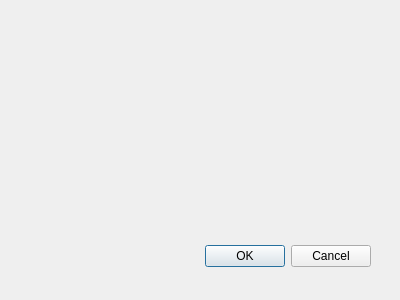
Qt form dialog.ui (ManInBlack35/PictureScale) before a commit.
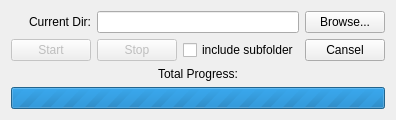
The same form after that commit.

The edit to the form file:
```diff
--- a/dialog.ui
+++ b/dialog.ui
@@ -8,29 +8,96 @@
    <rect>
     <x>0</x>
     <y>0</y>
-    <width>400</width>
-    <height>300</height>
+    <width>390</width>
+    <height>118</height>
    </rect>
   </property>
   <property name="windowTitle">
    <string>Dialog</string>
   </property>
-  <widget class="QDialogButtonBox" name="buttonBox">
-   <property name="geometry">
-    <rect>
-     <x>30</x>
-     <y>240</y>
-     <width>341</width>
-     <height>32</height>
-    </rect>
-   </property>
-   <property name="orientation">
-    <enum>Qt::Horizontal</enum>
-   </property>
-   <property name="standardButtons">
-    <set>QDialogButtonBox::Cancel|QDialogButtonBox::Ok</set>
-   </property>
-  </widget>
+  <layout class="QGridLayout" name="gridLayout_2">
+   <item row="2" column="0">
+    <widget class="QProgressBar" name="progressBar">
+     <property name="maximum">
+      <number>0</number>
+     </property>
+     <property name="value">
+      <number>0</number>
+     </property>
+     <property name="alignment">
+      <set>Qt::AlignCenter</set>
+     </property>
+    </widget>
+   </item>
+   <item row="0" column="0">
+    <layout class="QGridLayout" name="gridLayout">
+     <item row="1" column="2">
+      <widget class="QCheckBox" name="subDirCheckBox">
+       <property name="text">
+        <string>include subfolder</string>
+       </property>
+      </widget>
+     </item>
+     <item row="1" column="1">
+      <widget class="QPushButton" name="stopButton">
+       <property name="enabled">
+        <bool>false</bool>
+       </property>
+       <property name="text">
+        <string>Stop</string>
+       </property>
+      </widget>
+     </item>
+     <item row="1" column="0">
+      <widget class="QPushButton" name="startButton">
+       <property name="enabled">
+        <bool>false</bool>
+       </property>
+       <property name="text">
+        <string>Start</string>
+       </property>
+      </widget>
+     </item>
+     <item row="0" column="0">
+      <widget class="QLabel" name="currentDir">
+       <property name="text">
+        <string>Current Dir:</string>
+       </property>
+       <property name="alignment">
+        <set>Qt::AlignRight|Qt::AlignTrailing|Qt::AlignVCenter</set>
+       </property>
+      </widget>
+     </item>
+     <item row="1" column="3">
+      <widget class="QPushButton" name="canselButton">
+       <property name="text">
+        <string>Cansel</string>
+       </property>
+      </widget>
+     </item>
+     <item row="0" column="3">
+      <widget class="QPushButton" name="browseButton">
+       <property name="text">
+        <string>Browse...</string>
+       </property>
+      </widget>
+     </item>
+     <item row="0" column="1" colspan="2">
+      <widget class="QLineEdit" name="dirLineEdit"/>
+     </item>
+    </layout>
+   </item>
+   <item row="1" column="0">
+    <widget class="QLabel" name="label_2">
+     <property name="text">
+      <string>Total Progress:</string>
+     </property>
+     <property name="alignment">
+      <set>Qt::AlignCenter</set>
+     </property>
+    </widget>
+   </item>
+  </layout>
  </widget>
  <pixmapfunction/>
  <resources/>
```
Left out of the diff: 40 changed lines with no effect on the pictures.
